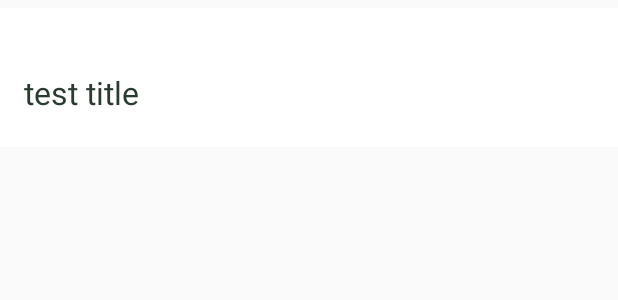
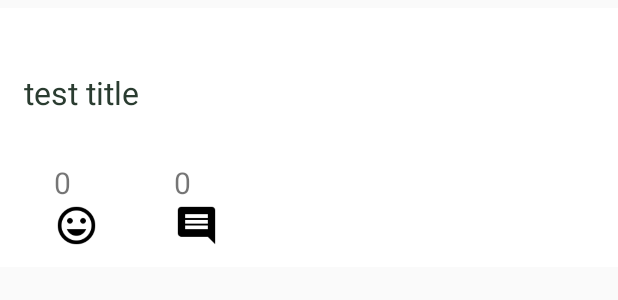
Before and after one commit to kexu935/EventReporter, an Android app: the layout event_list_item.xml on its own in the app's theme, with its tools: preview values and no code run, on a phone screen of 412 x 824 dp. Shown: the top 300 px of the screen. Run offline under Robolectric (Android 15) with nearby library versions, the phone set to English and light mode, and no system bars.

Commit message:
add like feature

```diff
--- a/app/src/main/res/layout/event_list_item.xml
+++ b/app/src/main/res/layout/event_list_item.xml
@@ -54,4 +54,53 @@
         android:layout_marginTop="15dp"
         android:layout_marginBottom="15dp"
         android:visibility="gone"/>
+
+    <LinearLayout
+        android:layout_width="match_parent"
+        android:layout_height="wrap_content"
+        android:orientation="horizontal"
+        android:layout_marginTop="10dp"
+        android:layout_marginBottom="10dp"
+        >
+        <LinearLayout
+            android:layout_width="wrap_content"
+            android:layout_height="60dp"
+            android:layout_marginLeft="20dp"
+            android:orientation="vertical">
+            <TextView android:id="@+id/event_good_number"
+                android:layout_width="wrap_content"
+                android:layout_height="wrap_content"
+                android:text="0"
+                android:gravity="center"
+                android:textSize="20sp"/>
+            <ImageView
+                android:layout_width="30dp"
+                android:layout_height="30dp"
+                android:layout_below="@id/event_good_number"
+                android:src="@drawable/like"
+                android:id="@+id/event_good_img"
+                />
+
+        </LinearLayout>
+        <LinearLayout
+            android:layout_width="wrap_content"
+            android:layout_height="60dp"
+            android:layout_marginLeft="50dp"
+            android:orientation="vertical">
+            <TextView android:id="@+id/event_comment_number"
+                android:layout_width="wrap_content"
+                android:layout_height="wrap_content"
+                android:layout_toRightOf="@id/event_good_number"
+                android:text="0"
+                android:gravity="center"
+                android:textSize="20sp"/>
+            <ImageView
+                android:layout_width="30dp"
+                android:layout_height="30dp"
+                android:src="@drawable/comment"
+                android:id="@+id/event_comment_img"
+                />
+
+        </LinearLayout>
+    </LinearLayout>
 </LinearLayout>
```
Also changed, not shown: app/src/main/java/com/laioffer/eventreporter/EventListAdapter.java (+43 -0 lines).
